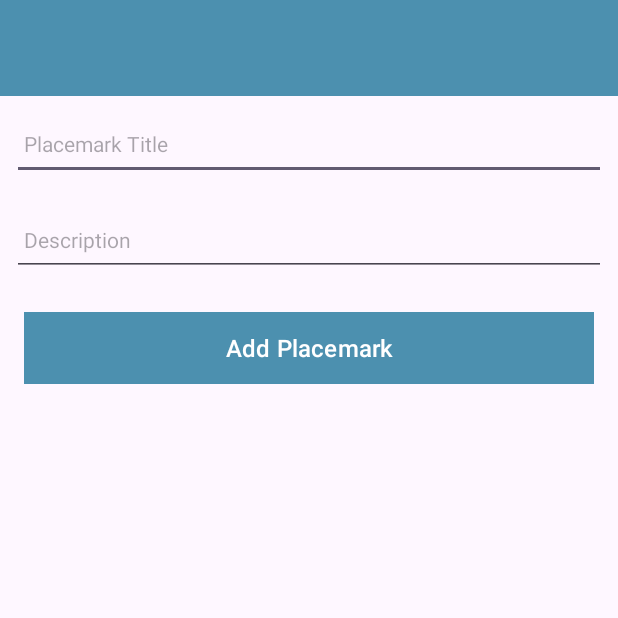
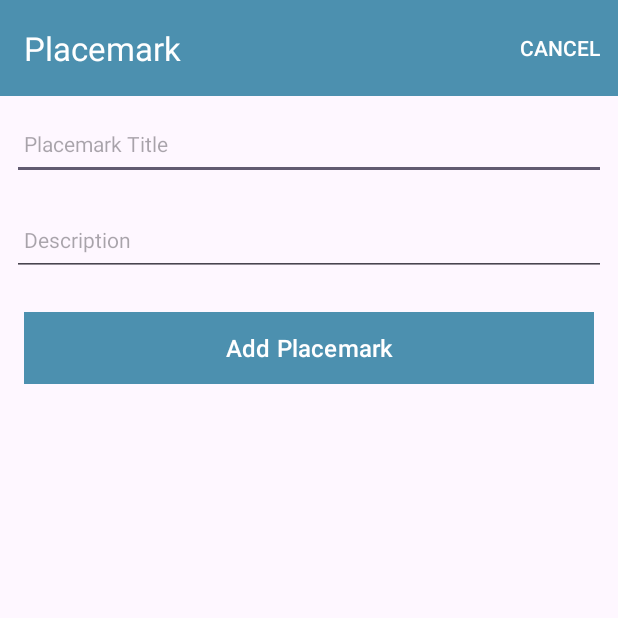
Before and after one commit to jmcied/Placemark-Android, an Android app: the PlacemarkActivity screen opened directly, with no data from a screen before it, on a phone screen of 412 x 824 dp, the top half of it. Run offline under Robolectric (Android 15) with nearby library versions, the phone set to English and light mode, and no system bars; our stand-ins replace Timber.

Commit message:
Cancel Button

```diff
--- a/app/src/main/java/org/wit/placemark/activities/PlacemarkActivity.kt
+++ b/app/src/main/java/org/wit/placemark/activities/PlacemarkActivity.kt
@@ -2,7 +2,10 @@ package org.wit.placemark.activities
 
 import androidx.appcompat.app.AppCompatActivity
 import android.os.Bundle
+import android.view.Menu
+import android.view.MenuItem
 import com.google.android.material.snackbar.Snackbar
+import org.wit.placemark.R
 import org.wit.placemark.databinding.ActivityPlacemarkBinding
 import org.wit.placemark.main.MainApp
 import org.wit.placemark.models.PlacemarkModel
@@ -18,6 +21,9 @@ class PlacemarkActivity : AppCompatActivity() {
         super.onCreate(savedInstanceState)
         binding = ActivityPlacemarkBinding.inflate(layoutInflater)
         setContentView(binding.root)
+
+        binding.toolbarAdd.title = title
+        setSupportActionBar(binding.toolbarAdd)
 
         app = application as MainApp
         i("Placemark Activity started...")
@@ -39,4 +45,16 @@ class PlacemarkActivity : AppCompatActivity() {
             }
         }
     }
+    override fun onCreateOptionsMenu(menu: Menu): Boolean {
+        menuInflater.inflate(R.menu.menu_placemark, menu)
+        return super.onCreateOptionsMenu(menu)
+    }
+    override fun onOptionsItemSelected(item: MenuItem): Boolean {
+        when (item.itemId) {
+            R.id.item_cancel -> {
+                finish()
+            }
+        }
+        return super.onOptionsItemSelected(item)
+    }
 }
--- /dev/null
+++ b/app/src/main/res/menu/menu_placemark.xml
@@ -0,0 +1,9 @@
+<?xml version="1.0" encoding="utf-8"?>
+<menu xmlns:android="http://schemas.android.com/apk/res/android"
+    xmlns:app="http://schemas.android.com/apk/res-auto">
+
+    <item
+        android:id="@+id/item_cancel"
+        android:title="@string/menu_cancelPlacemark"
+        app:showAsAction="always"/>
+</menu>
--- a/app/src/main/res/values/strings.xml
+++ b/app/src/main/res/values/strings.xml
@@ -4,4 +4,5 @@
     <string name="hint_placemarkTitle">Placemark Title</string>
     <string name="hint_placemarkDescription">Description</string>
     <string name="menu_addPlacemark">Add</string>
+    <string name="menu_cancelPlacemark">Cancel</string>
 </resources>
```
